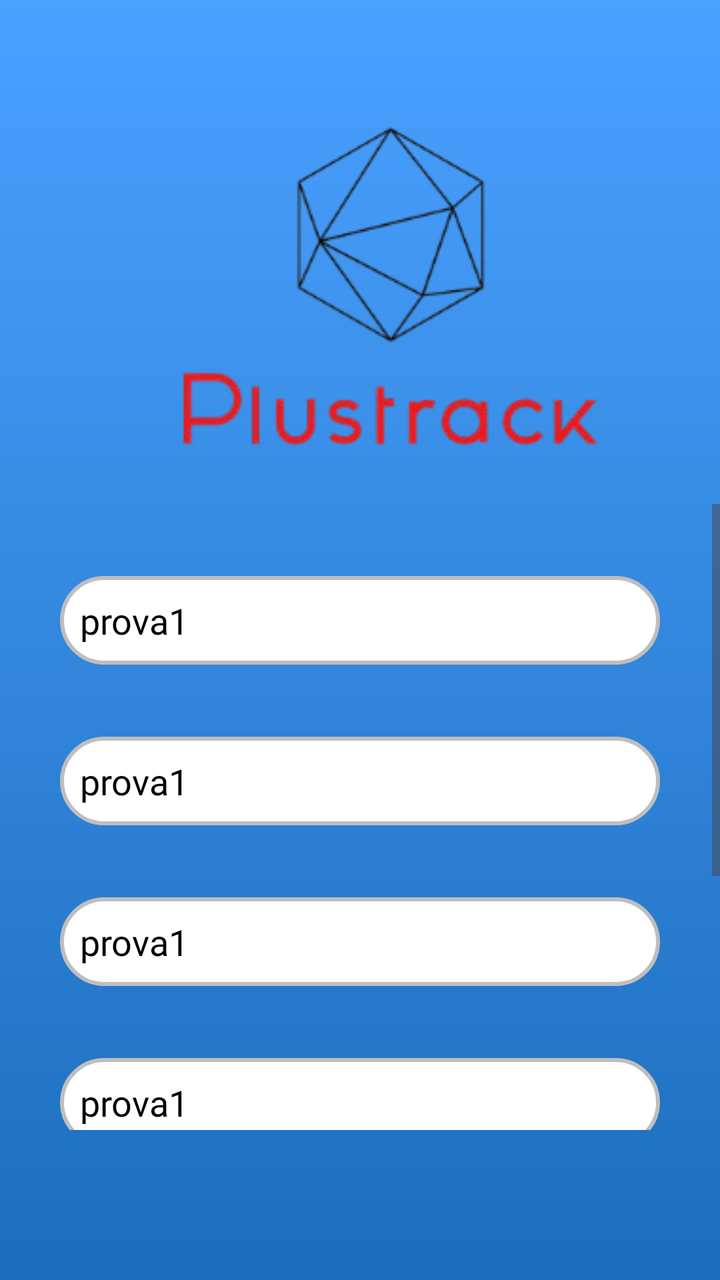
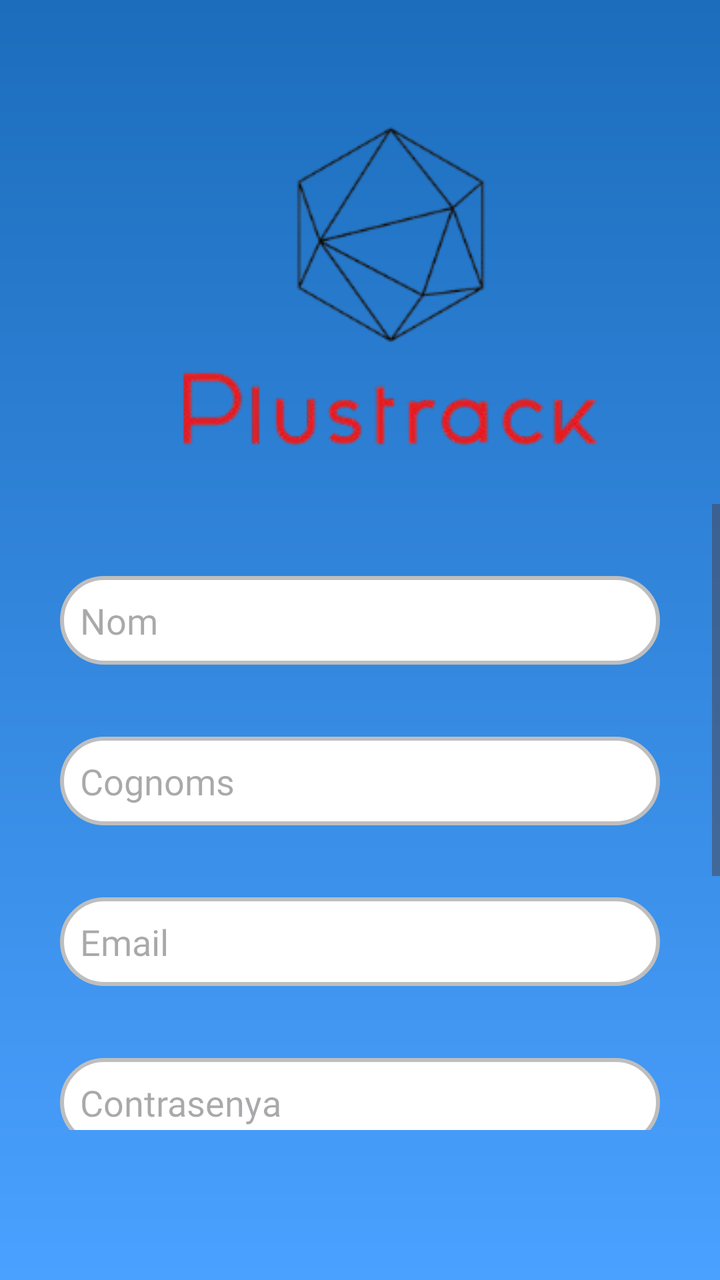

An Android layout rendered at two revisions. The XML below is the earlier revision; the diff shows what the commit changed to produce the second picture.
<!-- AndroidManifest.xml: application theme Theme.Plustrack_android -->
<!-- res/layout/crear_compte_fragment.xml -->
<?xml version="1.0" encoding="utf-8"?>
<androidx.constraintlayout.widget.ConstraintLayout xmlns:android="http://schemas.android.com/apk/res/android"
    xmlns:app="http://schemas.android.com/apk/res-auto"
    android:id="@+id/main"
    android:layout_width="match_parent"
    android:layout_height="match_parent"
    android:background="@drawable/gradient_color">

    <ImageView
        android:id="@+id/logo_plustrack"
        android:layout_width="wrap_content"
        android:layout_height="wrap_content"
        android:src="@drawable/logo_plustrack"
        app:layout_constraintStart_toStartOf="parent"
        app:layout_constraintTop_toTopOf="parent"
        android:layout_marginHorizontal="16dp"
        android:layout_marginVertical="56dp"/>

    <ScrollView
        android:id="@+id/scrollview"
        android:layout_width="match_parent"
        android:layout_height="0dp"
        android:layout_marginTop="16dp"
        android:layout_marginBottom="75dp"
        app:layout_constraintTop_toBottomOf="@id/logo_plustrack"
        app:layout_constraintStart_toStartOf="parent"
        app:layout_constraintEnd_toEndOf="parent"
        app:layout_constraintBottom_toBottomOf="parent">

        <androidx.constraintlayout.widget.ConstraintLayout
            android:layout_width="match_parent"
            android:layout_height="match_parent">

    <EditText
        android:id="@+id/loginNom"
        android:text="prova1"
        android:layout_width="match_parent"
        android:layout_height="wrap_content"
        android:background="@drawable/edittext_rounded_total"
        android:hint="Nom"
        android:layout_marginHorizontal="30dp"
        android:padding="10dp"
        android:textColor="#000000"
        android:textSize="18sp"
        android:fontFamily="@font/jost_regular"
        app:layout_constraintTop_toTopOf="parent"
        app:layout_constraintStart_toStartOf="parent"
        app:layout_constraintEnd_toEndOf="parent"
        android:layout_marginVertical="36dp"/>

    <EditText
        android:id="@+id/loginCognoms"
        android:text="prova1"
        android:layout_width="match_parent"
        android:layout_height="wrap_content"
        android:background="@drawable/edittext_rounded_total"
        android:hint="Cognoms"
        android:layout_marginHorizontal="30dp"
        android:padding="10dp"
        android:textColor="#000000"
        android:textSize="18sp"
        android:fontFamily="@font/jost_regular"
        app:layout_constraintTop_toBottomOf="@+id/loginNom"
        app:layout_constraintStart_toStartOf="parent"
        app:layout_constraintEnd_toEndOf="parent"
        android:layout_marginVertical="36dp"/>

    <EditText
        android:id="@+id/loginEmail"
        android:text="prova1"
        android:layout_width="match_parent"
        android:layout_height="wrap_content"
        android:background="@drawable/edittext_rounded_total"
        android:hint="Email"
        android:layout_marginHorizontal="30dp"
        android:padding="10dp"
        android:textColor="#000000"
        android:textSize="18sp"
        android:fontFamily="@font/jost_regular"
        app:layout_constraintTop_toBottomOf="@+id/loginCognoms"
        app:layout_constraintStart_toStartOf="parent"
        app:layout_constraintEnd_toEndOf="parent"
        android:layout_marginVertical="36dp"/>

    <EditText
        android:id="@+id/loginPassword"
        android:text="prova1"
        android:layout_width="match_parent"
        android:layout_height="wrap_content"
        android:background="@drawable/edittext_rounded_total"
        android:hint="Contrasenya"
        android:layout_marginHorizontal="30dp"
        android:padding="10dp"
        android:textColor="#000000"
        android:textSize="18sp"
        android:fontFamily="@font/jost_regular"
        app:layout_constraintTop_toBottomOf="@+id/loginEmail"
        app:layout_constraintStart_toStartOf="parent"
        app:layout_constraintEnd_toEndOf="parent"
        android:layout_marginVertical="36dp"/>

    <EditText
        android:id="@+id/loginRepetirContrasenya"
        android:text="prova1"
        android:layout_width="match_parent"
        android:layout_height="wrap_content"
        android:background="@drawable/edittext_rounded_total"
        android:hint="Repetir contrasenya"
        android:layout_marginHorizontal="30dp"
        android:padding="10dp"
        android:textColor="#000000"
        android:textSize="18sp"
        android:fontFamily="@font/jost_regular"
        app:layout_constraintTop_toBottomOf="@+id/loginPassword"
        app:layout_constraintStart_toStartOf="parent"
        app:layout_constraintEnd_toEndOf="parent"
        android:layout_marginVertical="36dp"/>

    <TextView
        android:id="@+id/btnRegistrar"
        android:layout_width="match_parent"
        android:layout_height="wrap_content"
        android:background="@drawable/edittext_rounded_total"
        android:text="@string/Registrar"
        android:layout_marginHorizontal="80dp"
        android:textColor="#000000"
        android:textSize="18sp"
        android:padding="10dp"
        android:gravity="center"
        android:clickable="true"
        android:focusable="true"
        android:fontFamily="@font/jost_regular"
        app:layout_constraintTop_toBottomOf="@+id/loginRepetirContrasenya"
        app:layout_constraintStart_toStartOf="parent"
        app:layout_constraintEnd_toEndOf="parent"
        android:layout_marginVertical="36dp"/>

    <TextView
        android:id="@+id/txtFerLogin"
        android:layout_width="wrap_content"
        android:layout_height="wrap_content"
        android:text="o fer login"
        android:clickable="true"
        android:focusable="true"
        android:fontFamily="@font/jost_regular"
        app:layout_constraintTop_toBottomOf="@+id/btnRegistrar"
        app:layout_constraintStart_toStartOf="parent"
        app:layout_constraintEnd_toEndOf="parent"
        android:layout_marginVertical="26dp"/>

        </androidx.constraintlayout.widget.ConstraintLayout>
    </ScrollView>
</androidx.constraintlayout.widget.ConstraintLayout>
<!-- resources referenced by this layout -->
<resources>
  <!-- drawable edittext_rounded_total (drawable) -->
  <?xml version="1.0" encoding="utf-8"?>
  <shape xmlns:android="http://schemas.android.com/apk/res/android"
      android:shape="rectangle">
  
      <corners android:radius="45dp"/>
      <solid android:color="#FFFFFF"/>
      <stroke android:width="2dp" android:color="#BEBEBE"/>
      <padding android:left="10dp" android:right="10dp"/>
  
  </shape>
  <!-- drawable gradient_color (drawable) -->
  <?xml version="1.0" encoding="utf-8"?>
  <layer-list xmlns:android="http://schemas.android.com/apk/res/android">
      <item>
          <shape android:shape="rectangle">
              <gradient
                  android:angle="270"
                  android:startColor="#4AA1FF"
                  android:endColor="#1C6DBC"
                  android:type="linear"/>
          </shape>
      </item>
  </layer-list>
  <!-- drawable logo_plustrack: png bitmap (drawable, 23878 bytes) -->
  <string name="Registrar">Registrar</string>
  <style name="Theme.Plustrack_android" parent="Base.Theme.Plustrack_android" />
  <style name="Base.Theme.Plustrack_android" parent="Theme.Material3.DayNight.NoActionBar">
          
          
      </style>
</resources>

<!-- the commit's change to res/layout/crear_compte_fragment.xml (unified diff, before → after) -->
@@ -33,7 +33,6 @@
 
     <EditText
         android:id="@+id/loginNom"
-        android:text="prova1"
         android:layout_width="match_parent"
         android:layout_height="wrap_content"
         android:background="@drawable/edittext_rounded_total"
@@ -50,7 +49,6 @@
 
     <EditText
         android:id="@+id/loginCognoms"
-        android:text="prova1"
         android:layout_width="match_parent"
         android:layout_height="wrap_content"
         android:background="@drawable/edittext_rounded_total"
@@ -67,7 +65,6 @@
 
     <EditText
         android:id="@+id/loginEmail"
-        android:text="prova1"
         android:layout_width="match_parent"
         android:layout_height="wrap_content"
         android:background="@drawable/edittext_rounded_total"
@@ -84,7 +81,6 @@
 
     <EditText
         android:id="@+id/loginPassword"
-        android:text="prova1"
         android:layout_width="match_parent"
         android:layout_height="wrap_content"
         android:background="@drawable/edittext_rounded_total"
@@ -101,7 +97,6 @@
 
     <EditText
         android:id="@+id/loginRepetirContrasenya"
-        android:text="prova1"
         android:layout_width="match_parent"
         android:layout_height="wrap_content"
         android:background="@drawable/edittext_rounded_total"
<!-- resource entries referenced after the edit -->
@@ -18,8 +18,8 @@
           <shape android:shape="rectangle">
               <gradient
                   android:angle="270"
-                  android:startColor="#4AA1FF"
-                  android:endColor="#1C6DBC"
+                  android:startColor="#1C6DBC"
+                  android:endColor="#4AA1FF"
                   android:type="linear"/>
           </shape>
       </item>
